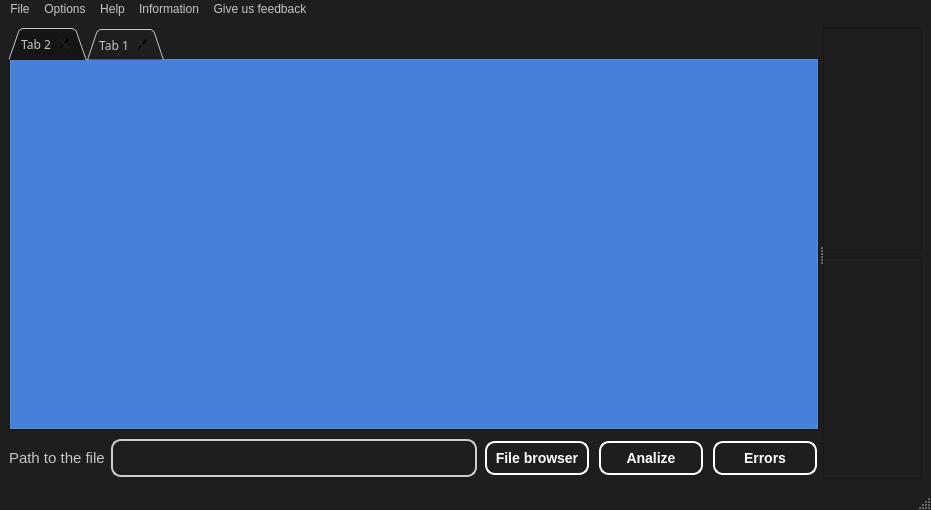
First picture: the form in Inter-pred-gui/form.ui, repository Somanath-SS/Inter_pred, before the edit.
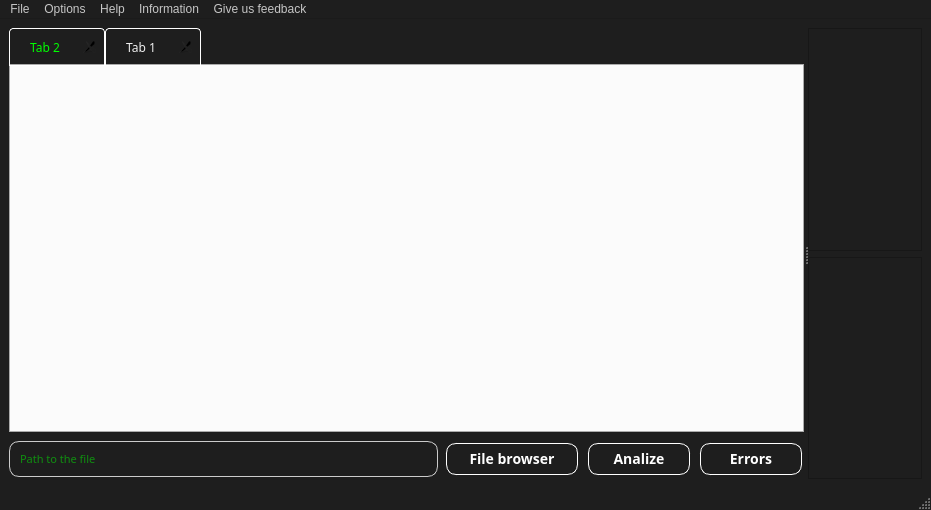
Second picture: the form after the edit.

Diff of the .ui file:
```diff
--- a/Inter-pred-gui/form.ui
+++ b/Inter-pred-gui/form.ui
@@ -394,15 +394,31 @@
              <widget class="QTabWidget" name="tabWidget">
               <property name="font">
                <font>
-                <family>Cascadia Code</family>
+                <family>Cascadia Mono ExtraLight</family>
                </font>
               </property>
-              <property name="tabShape">
-               <enum>QTabWidget::Triangular</enum>
+              <property name="styleSheet">
+               <string notr="true">   QTabWidget::tab-bar {
+           alignment: center;
+        }
+        QTabBar::tab {
+            background-color: #rgb(240, 240, 240); 
+            color: rgb(240, 240, 240);              
+            padding: 8px 20px;           
+            border-top-left-radius: 4px; 
+            border-top-right-radius: 4px;
+            border: 1px solid white;
+        }
+        QTabBar::tab:selected {
+            color: rgb(0, 255, 0);              
+        }</string>
               </property>
               <property name="currentIndex">
                <number>0</number>
               </property>
+              <property name="elideMode">
+               <enum>Qt::ElideLeft</enum>
+              </property>
               <property name="documentMode">
                <bool>false</bool>
               </property>
@@ -431,20 +447,6 @@
           </item>
           <item>
            <layout class="QHBoxLayout" name="horizontalLayout">
-            <item>
-             <widget class="QLabel" name="PathToTheFileLabel">
-              <property name="font">
-               <font>
-                <family>Nirmala UI</family>
-                <pointsize>11</pointsize>
-                <bold>false</bold>
-               </font>
-              </property>
-              <property name="text">
-               <string>Path to the file</string>
-              </property>
-             </widget>
-            </item>
             <item>
              <widget class="QLineEdit" name="PathToTheFileLine">
               <property name="font">
@@ -459,20 +461,26 @@
               <property name="styleSheet">
                <string notr="true">        QLineEdit {
             background-color:  rgb(30, 30, 30); /* Light Gray */
-            border: 2px solid #ccc; /* Light Gray */
+            border: 1px solid #ccc; /* Light Gray */
             border-radius: 10px;
             padding: 8px;
             font-size: 11px;
             color: rgb(0, 255, 0) /* Dark Gray */
         }</string>
               </property>
+              <property name="readOnly">
+               <bool>true</bool>
+              </property>
+              <property name="placeholderText">
+               <string>Path to the file</string>
+              </property>
              </widget>
             </item>
             <item>
              <widget class="QPushButton" name="FileBrowser">
               <property name="font">
                <font>
-                <family>Nirmala UI</family>
+                <family>Cascadia Code SemiBold</family>
                 <pointsize>-1</pointsize>
                 <bold>true</bold>
                </font>
@@ -487,8 +495,8 @@
             font-size: 14px;
             margin: 4px 2px;
             border-radius: 10px;
-            border: 2px solid white;
-            width: 100px;
+            border: 1px solid white;
+            width: 130px;
             height: 30px
 
         }
@@ -505,7 +513,7 @@
              <widget class="QPushButton" name="analizeButton">
               <property name="font">
                <font>
-                <family>Nirmala UI</family>
+                <family>Cascadia Code SemiBold</family>
                 <pointsize>-1</pointsize>
                 <bold>true</bold>
                </font>
@@ -517,7 +525,7 @@
             font-size: 14px;
             margin: 4px 2px;
             border-radius: 10px;
-            border: 2px solid white;
+            border: 1px solid white;
             width: 100px;
             height: 30px
 
@@ -535,7 +543,7 @@
              <widget class="QPushButton" name="errorButton">
               <property name="font">
                <font>
-                <family>Nirmala UI</family>
+                <family>Cascadia Mono SemiBold</family>
                 <pointsize>-1</pointsize>
                 <bold>true</bold>
                </font>
@@ -550,7 +558,7 @@
             font-size: 14px;
             margin: 4px 2px;
             border-radius: 10px;
-            border: 2px solid white;
+            border: 1px solid white;
             width: 100px;
             height: 30px
 
@@ -590,7 +598,7 @@
             <rect>
              <x>0</x>
              <y>0</y>
-             <width>119</width>
+             <width>98</width>
              <height>219</height>
             </rect>
            </property>
@@ -615,7 +623,7 @@
             <rect>
              <x>0</x>
              <y>0</y>
-             <width>119</width>
+             <width>98</width>
              <height>218</height>
             </rect>
            </property>
```
